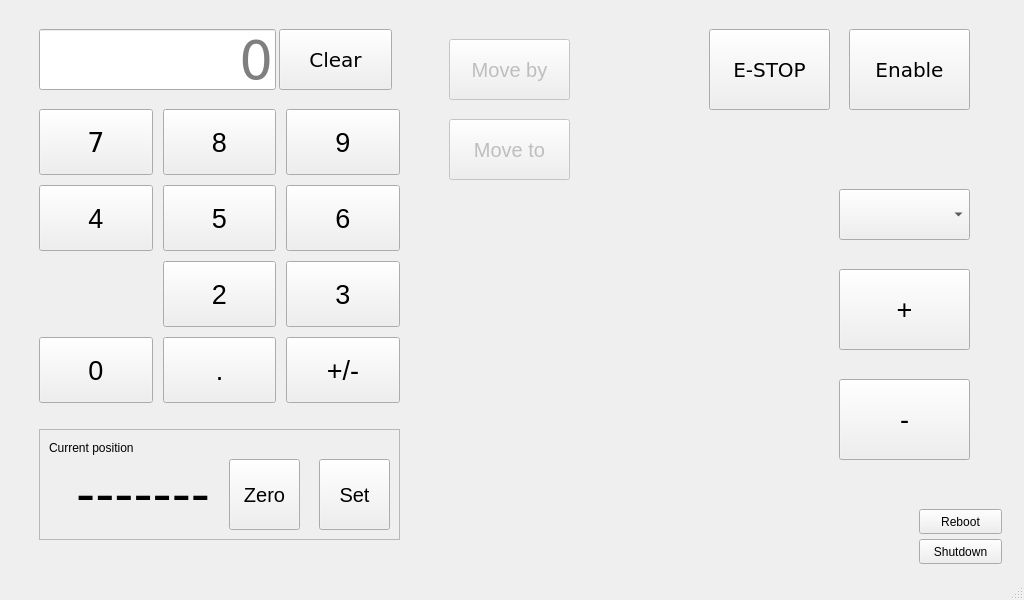
andyalexander/electronic_table_saw, file linuxcnc/table_saw/table_saw.ui: the form before one commit.
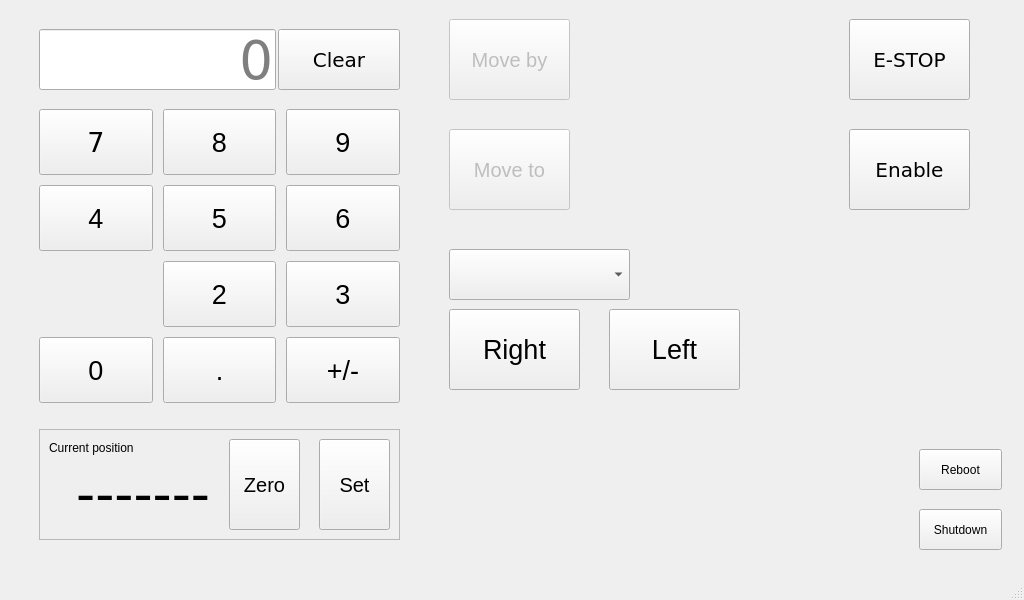
The form after the commit. Custom widgets are drawn as their Qt base class.

Commit message: add 'set current' / a/- button to ui

What changed in the file:
```diff
--- a/linuxcnc/table_saw/table_saw.ui
+++ b/linuxcnc/table_saw/table_saw.ui
@@ -41,8 +41,8 @@
       <widget class="ActionButton" name="but_estop">
        <property name="geometry">
         <rect>
-         <x>700</x>
-         <y>20</y>
+         <x>840</x>
+         <y>10</y>
          <width>121</width>
          <height>81</height>
         </rect>
@@ -225,7 +225,7 @@
        <property name="geometry">
         <rect>
          <x>840</x>
-         <y>20</y>
+         <y>120</y>
          <width>121</width>
          <height>81</height>
         </rect>
@@ -737,9 +737,9 @@
        <property name="geometry">
         <rect>
          <x>430</x>
-         <y>20</y>
+         <y>10</y>
          <width>141</width>
-         <height>161</height>
+         <height>191</height>
         </rect>
        </property>
        <property name="is_on_status" stdset="0">
@@ -752,9 +752,9 @@
         <property name="geometry">
          <rect>
           <x>10</x>
-          <y>10</y>
+          <y>0</y>
           <width>121</width>
-          <height>61</height>
+          <height>81</height>
          </rect>
         </property>
         <property name="font">
@@ -770,9 +770,9 @@
         <property name="geometry">
          <rect>
           <x>10</x>
-          <y>90</y>
+          <y>110</y>
           <width>121</width>
-          <height>61</height>
+          <height>81</height>
          </rect>
         </property>
         <property name="font">
@@ -788,15 +788,21 @@
       <widget class="JogIncrements" name="jogincrements">
        <property name="geometry">
         <rect>
-         <x>830</x>
-         <y>180</y>
-         <width>131</width>
+         <x>440</x>
+         <y>240</y>
+         <width>181</width>
          <height>51</height>
         </rect>
        </property>
+       <property name="sizePolicy">
+        <sizepolicy hsizetype="Preferred" vsizetype="Fixed">
+         <horstretch>0</horstretch>
+         <verstretch>0</verstretch>
+        </sizepolicy>
+       </property>
        <property name="font">
         <font>
-         <pointsize>12</pointsize>
+         <pointsize>20</pointsize>
         </font>
        </property>
        <property name="currentText">
@@ -809,8 +815,8 @@
       <widget class="ActionButton" name="actionbutton_2">
        <property name="geometry">
         <rect>
-         <x>830</x>
-         <y>260</y>
+         <x>600</x>
+         <y>300</y>
          <width>131</width>
          <height>81</height>
         </rect>
@@ -821,7 +827,7 @@
         </font>
        </property>
        <property name="text">
-        <string>+</string>
+        <string>Left</string>
        </property>
        <property name="indicator_option" stdset="0">
         <bool>false</bool>
@@ -994,8 +1000,8 @@
       <widget class="ActionButton" name="actionbutton_3">
        <property name="geometry">
         <rect>
-         <x>830</x>
-         <y>370</y>
+         <x>440</x>
+         <y>300</y>
          <width>131</width>
          <height>81</height>
         </rect>
@@ -1006,7 +1012,7 @@
         </font>
        </property>
        <property name="text">
-        <string>-</string>
+        <string>Right</string>
        </property>
        <property name="indicator_option" stdset="0">
         <bool>false</bool>
@@ -1198,9 +1204,9 @@
         <property name="geometry">
          <rect>
           <x>190</x>
-          <y>30</y>
+          <y>10</y>
           <width>71</width>
-          <height>71</height>
+          <height>91</height>
          </rect>
         </property>
         <property name="font">
@@ -1429,9 +1435,9 @@
         <property name="geometry">
          <rect>
           <x>280</x>
-          <y>30</y>
+          <y>10</y>
           <width>71</width>
-          <height>71</height>
+          <height>91</height>
          </rect>
         </property>
         <property name="font">
@@ -1614,9 +1620,9 @@
       <widget class="QPushButton" name="but_num_clear">
        <property name="geometry">
         <rect>
-         <x>270</x>
+         <x>269</x>
          <y>20</y>
-         <width>113</width>
+         <width>122</width>
          <height>61</height>
         </rect>
        </property>
@@ -1634,9 +1640,9 @@
        <property name="geometry">
         <rect>
          <x>910</x>
-         <y>530</y>
+         <y>500</y>
          <width>83</width>
-         <height>25</height>
+         <height>41</height>
         </rect>
        </property>
        <property name="text">
@@ -1647,9 +1653,9 @@
        <property name="geometry">
         <rect>
          <x>910</x>
-         <y>500</y>
+         <y>440</y>
          <width>83</width>
-         <height>25</height>
+         <height>41</height>
         </rect>
        </property>
        <property name="text">
```
Left out of the diff: 2 changed lines with no effect on the pictures.
